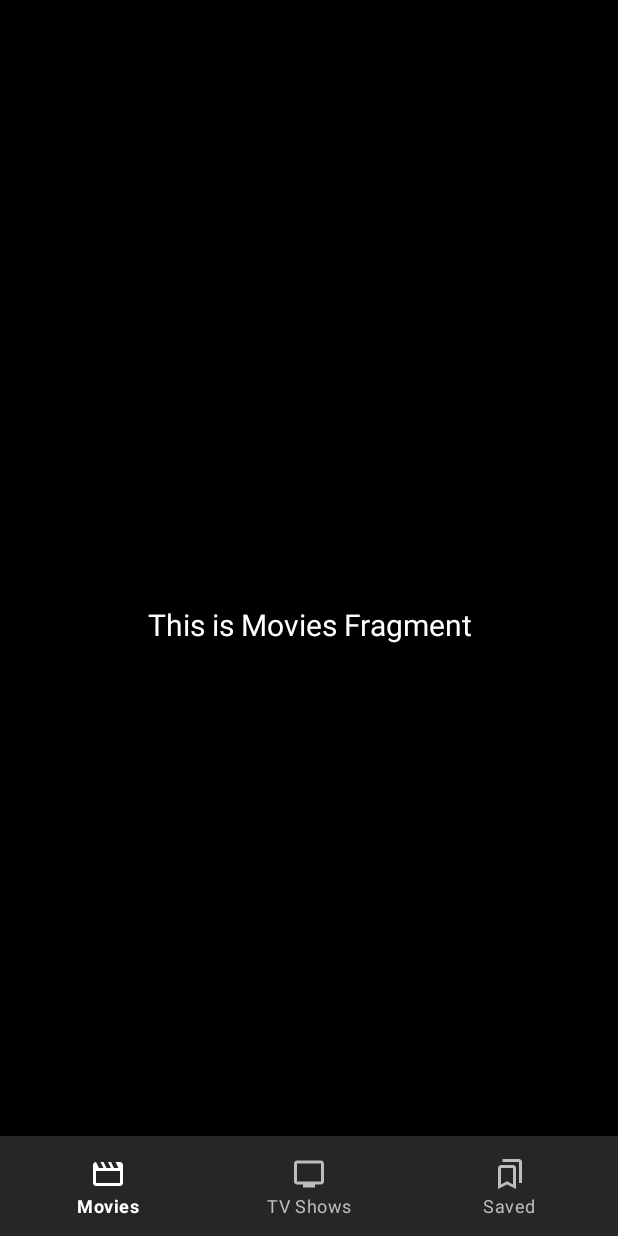
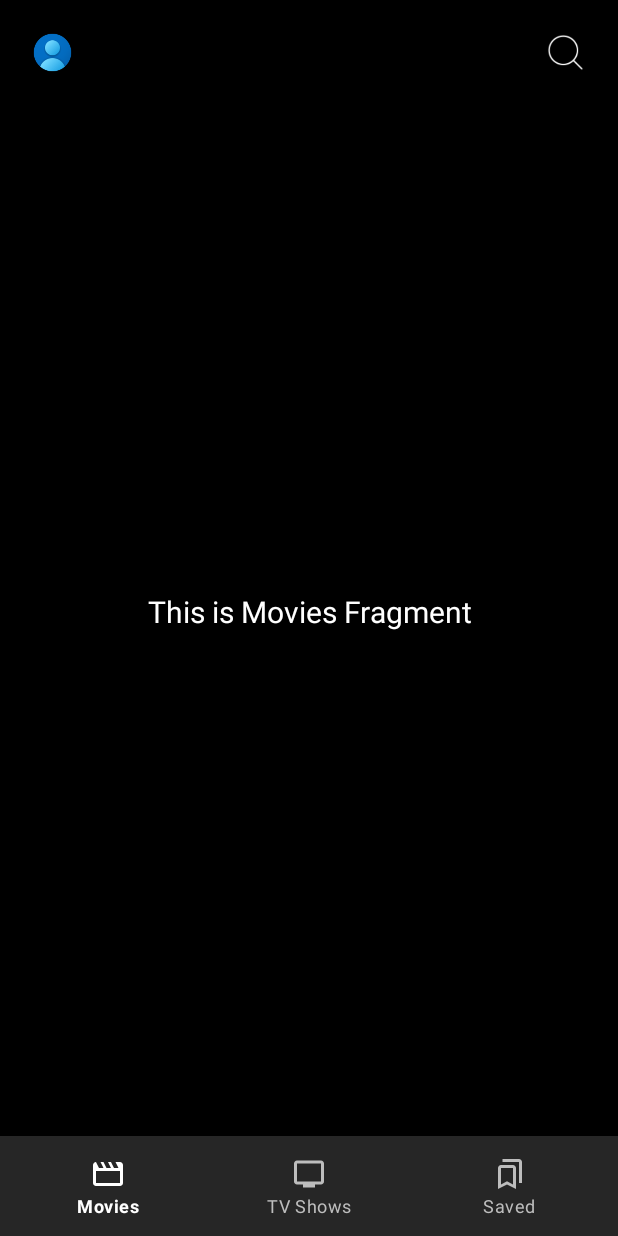
Before and after one commit to kiran18995/Movies_And_Series, an Android app: the screen it shows after launch (MainActivity), on a phone screen of 412 x 824 dp. Run offline under Robolectric (Android 15) with nearby library versions, the phone set to English and light mode, and no system bars; our stand-ins replace navigation-ui.

Commit message:
some icons added

```diff
--- a/app/src/main/res/layout/activity_main.xml
+++ b/app/src/main/res/layout/activity_main.xml
@@ -21,16 +21,38 @@
         app:layout_constraintRight_toRightOf="parent"
         app:menu="@menu/bottom_nav_menu" />
 
+    <ImageView
+        android:id="@+id/profile_icon"
+        android:layout_width="30dp"
+        android:layout_height="30dp"
+        android:layout_marginStart="20dp"
+        android:layout_marginTop="20dp"
+        android:src="@drawable/profile_icon"
+        android:contentDescription="@string/profile_icon_desc"
+        app:layout_constraintStart_toStartOf="parent"
+        app:layout_constraintTop_toTopOf="parent" />
+
+    <ImageView
+        android:id="@+id/search"
+        android:layout_width="30dp"
+        android:layout_height="30dp"
+        android:layout_marginTop="20dp"
+        android:layout_marginEnd="20dp"
+        android:src="@drawable/search_icon"
+        android:contentDescription="@string/search_icon_desc"
+        app:layout_constraintEnd_toEndOf="parent"
+        app:layout_constraintTop_toTopOf="parent" />
+
     <androidx.fragment.app.FragmentContainerView
         android:id="@+id/nav_host_fragment_activity_main"
         android:name="androidx.navigation.fragment.NavHostFragment"
         android:layout_width="match_parent"
-        android:layout_height="match_parent"
+        android:layout_height="0dp"
         app:defaultNavHost="true"
-        app:layout_constraintBottom_toTopOf="@id/nav_view"
-        app:layout_constraintLeft_toLeftOf="parent"
-        app:layout_constraintRight_toRightOf="parent"
-        app:layout_constraintTop_toTopOf="parent"
+        app:layout_constraintBottom_toTopOf="@+id/nav_view"
+        app:layout_constraintEnd_toEndOf="parent"
+        app:layout_constraintStart_toStartOf="parent"
+        app:layout_constraintTop_toBottomOf="@+id/profile_icon"
         app:navGraph="@navigation/mobile_navigation" />
 
 </androidx.constraintlayout.widget.ConstraintLayout>
--- a/app/src/main/res/values-night/strings.xml
+++ b/app/src/main/res/values-night/strings.xml
@@ -1,4 +1,6 @@
 <?xml version="1.0" encoding="utf-8"?>
 <resources>
     <string name="app_logo_for_splash_screen">App logo for splash screen</string>
+    <string name="profile_icon_desc">Profile icon</string>
+    <string name="search_icon_desc">Search Icon</string>
 </resources>
--- a/app/src/main/res/values/strings.xml
+++ b/app/src/main/res/values/strings.xml
@@ -4,4 +4,6 @@
     <string name="title_tv_shows">TV Shows</string>">
     <string name="title_saved">Saved</string>
     <string name="app_logo_for_splash_screen">App logo for splash screen</string>
+    <string name="profile_icon_desc">Profile icon</string>
+    <string name="search_icon_desc">Search Icon</string>
 </resources>
```
Also changed, not shown: app/src/main/res/drawable/profile_icon.png (added), app/src/main/res/drawable/search_icon.png (added).
